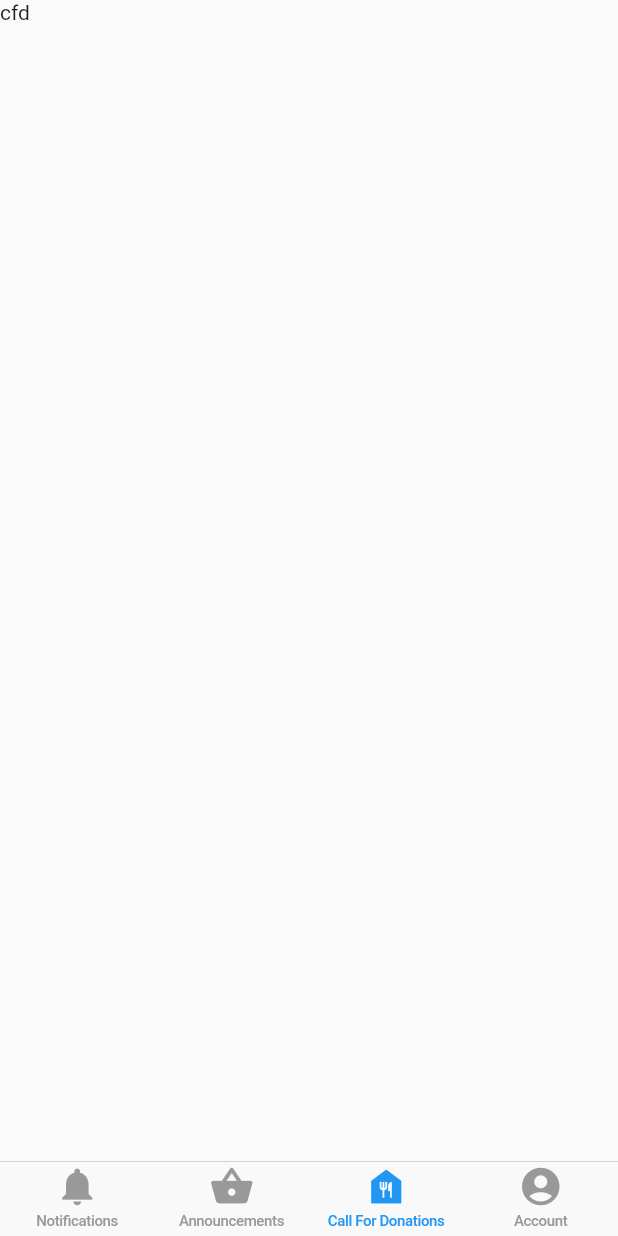
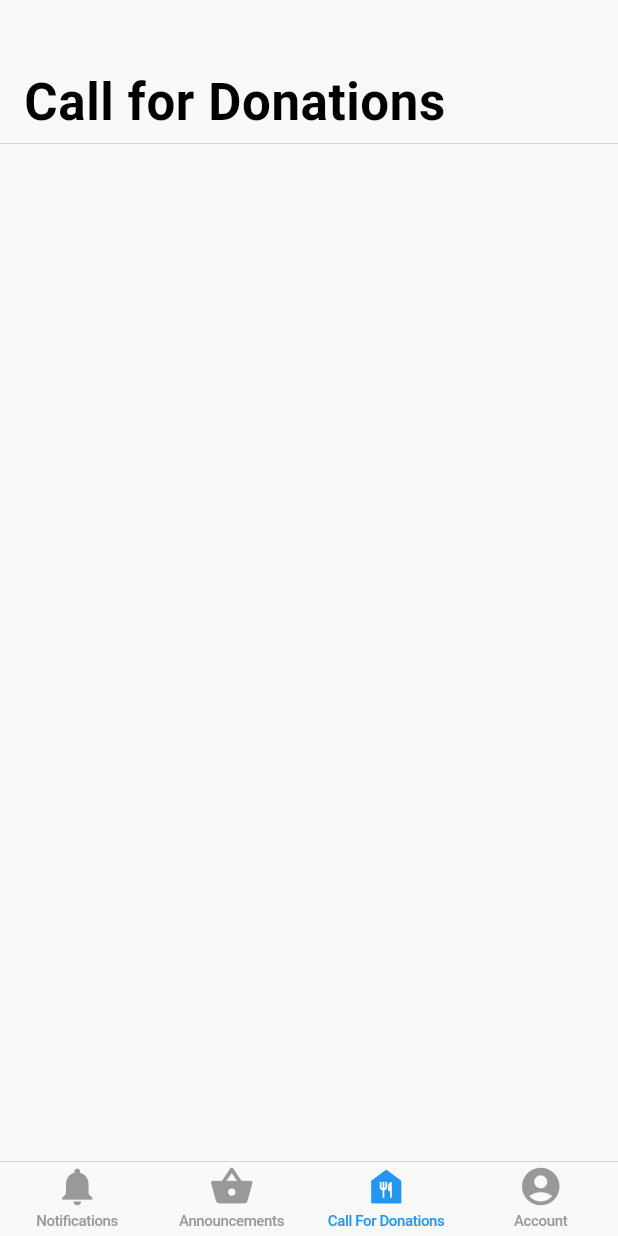
Before and after one commit to fhillipbagsic/Foodernity_Mobile, a Flutter app: the screen it shows after launch, item 3 of the bottom bar chosen, on a phone screen of 412 x 824 dp. Run offline on Flutter 3.47's test engine with Material 2 defaults, Android fonts, the phone set to English and light mode, and no system bars; our stand-ins replace form_field_validator, sizer.

Commit message:
Modify home page

```diff
--- /dev/null
+++ b/lib/Classes/Notifications.dart
@@ -0,0 +1 @@
+class Notifications {}
--- a/lib/Pages/CallForDonation/CallForDonation.dart
+++ b/lib/Pages/CallForDonation/CallForDonation.dart
@@ -1,3 +1,4 @@
+import 'package:flutter/cupertino.dart';
 import 'package:flutter/material.dart';
 
 class CallForDonation extends StatefulWidget {
@@ -10,8 +11,23 @@ class CallForDonation extends StatefulWidget {
 class _CallForDonationState extends State<CallForDonation> {
   @override
   Widget build(BuildContext context) {
-    return const Scaffold(
-      body: SafeArea(child: Text('cfd')),
+    return FutureBuilder(
+      builder: ((context, snapshot) {
+        Widget announcementSliverList;
+        if (snapshot.hasData) {
+        } else {
+          announcementSliverList = const SliverToBoxAdapter(
+            child: Center(child: CircularProgressIndicator()),
+          );
+        }
+        return const CustomScrollView(
+          slivers: [
+            CupertinoSliverNavigationBar(
+                automaticallyImplyLeading: false,
+                largeTitle: Text('Call for Donations'))
+          ],
+        );
+      }),
     );
   }
 }
--- a/lib/Pages/Home.dart
+++ b/lib/Pages/Home.dart
@@ -40,6 +40,12 @@ class _HomeState extends State<Home> {
             BottomNavigationBarItem(
                 icon: Icon(Icons.account_circle), label: 'Account'),
           ]),
+      floatingActionButton: _currentIndex == 1
+          ? FloatingActionButton(
+              onPressed: () {},
+              child: const Icon(Icons.add),
+            )
+          : null,
     );
   }
 
```
Also changed, not shown: lib/Pages/Account/Account.dart (+21 -1 lines), lib/Pages/Announcement/Announcement.dart (+19 -3 lines), lib/Pages/Notifications/Notifications.dart (+19 -2 lines).
